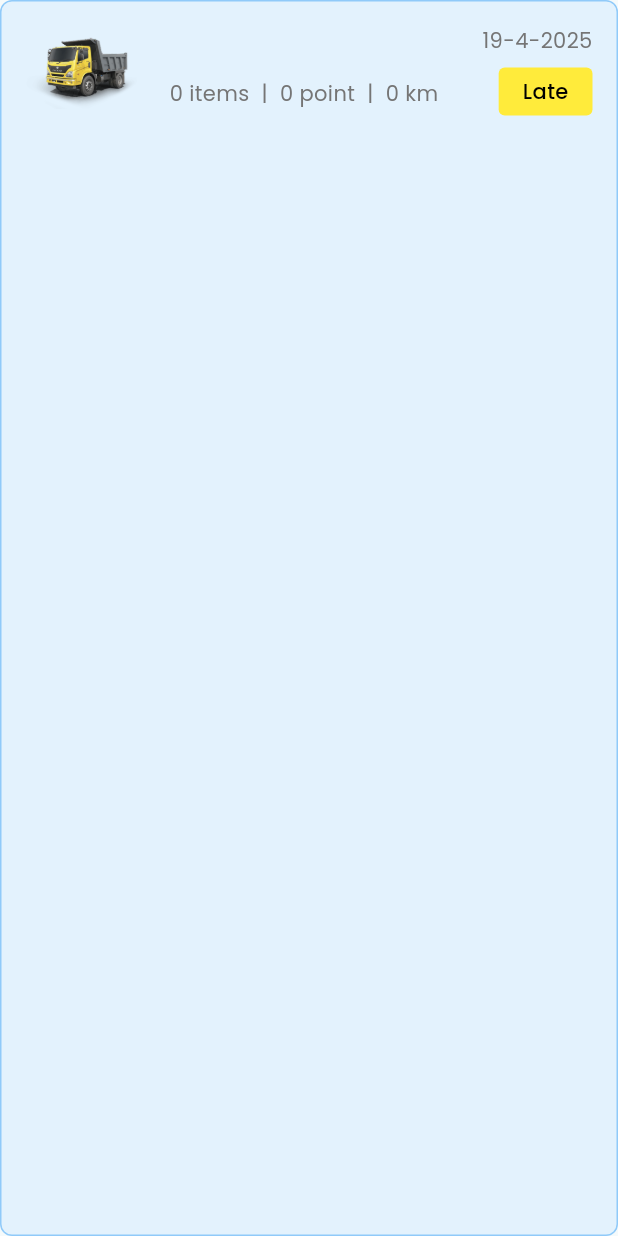
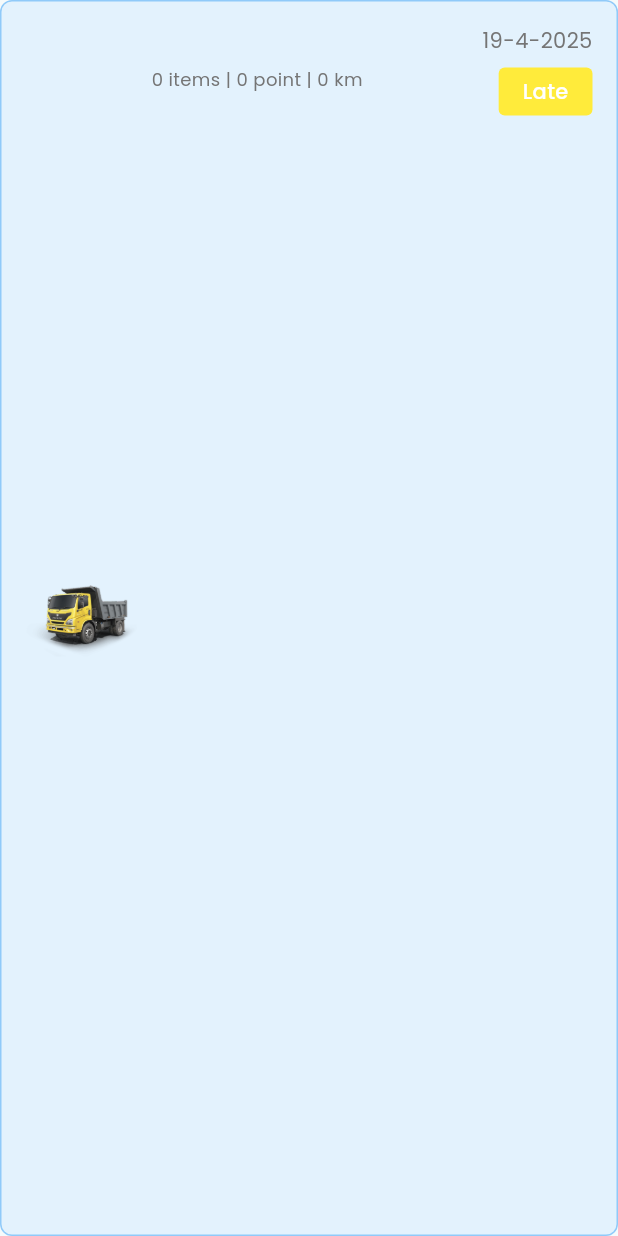
Before and after one commit to Project-Captone-2-VMS/VMS-repo-App, a Flutter app: the TripItem widget shown alone on an empty page, opened directly with empty values, on a phone screen of 412 x 824 dp. Run offline on Flutter 3.47's test engine with Material 3 defaults, Android fonts, the phone set to English and light mode, and no system bars; our stand-ins replace bloc, cloud_firestore, dio, equatable, firebase_core, fl_chart and 11 more; accounts and stored records are empty; generated files the repository leaves out were written again; network calls fail.

```diff
--- a/vms_app/lib/di/injection_container.dart
+++ b/vms_app/lib/di/injection_container.dart
@@ -2,9 +2,7 @@
 import 'package:flutter/material.dart';
 import 'package:get_it/get_it.dart';
 import 'package:vms_app/constant/constants.dart';
-import 'package:vms_app/features/auth/data/datasources/remote/auth_remote_datasource.dart';
-import 'package:vms_app/features/auth/data/repositories/auth_repository.dart';
-import 'package:vms_app/features/auth/presentation/cubit/auth_cubit.dart';
+import 'package:vms_app/features/auth/auth.dart';
 
 final GetIt sl = GetIt.instance;
 
--- /dev/null
+++ b/vms_app/lib/features/auth/auth.dart
@@ -0,0 +1,5 @@
+export 'package:vms_app/features/auth/data/datasources/remote/auth_remote_datasource.dart';
+export 'package:vms_app/features/auth/data/models/auth_model.dart';
+export 'package:vms_app/features/auth/data/repositories/auth_repository.dart';
+export 'package:vms_app/features/auth/presentation/cubit/auth_cubit.dart';
+export 'package:vms_app/features/auth/presentation/ui/screens/signin/sign_in_screen.dart';
--- a/vms_app/lib/features/auth/data/datasources/remote/auth_remote_datasource.dart
+++ b/vms_app/lib/features/auth/data/datasources/remote/auth_remote_datasource.dart
@@ -9,7 +9,5 @@
   factory AuthDatasource(Dio dio, {String baseUrl}) = _AuthDatasource;
 
   @POST('/auth/token')
-  Future<AuthResponse> getTokenAndLogin(
-    @Body() Map<String, dynamic> data
-  );
+  Future<AuthResponse> getTokenAndLogin(@Body() Map<String, dynamic> data);
 }
--- a/vms_app/lib/features/history/presentation/ui/widgets/trip_item.dart
+++ b/vms_app/lib/features/history/presentation/ui/widgets/trip_item.dart
@@ -17,48 +17,30 @@
         borderRadius: BorderRadius.circular(8),
         color: Colors.blue.shade50,
       ),
-      child: Column(
-        children: [
-          Padding(
+      child: Padding(
         padding: const EdgeInsets.all(16.0),
         child: Row(
           mainAxisAlignment: MainAxisAlignment.spaceBetween,
           children: [
             Row(
               children: [
-                    Image.asset(
-                      'assets/images/truck.png',
-                      width: 80,
-                      height: 60,
-                    ),
-                    const SizedBox(width: 16),
+                Image.asset('assets/images/truck.png', width: 80, height: 60),
+                const SizedBox(width: 4),
                 Column(
                   crossAxisAlignment: CrossAxisAlignment.start,
-                      children: [
-                        Row(
                   children: [
                     Text(
                       trip.route,
                       style: const TextStyle(
-                                fontSize: 18,
+                        fontSize: 16,
                         fontWeight: FontWeight.bold,
                       ),
                     ),
-                            if (trip.status == TripStatus.completed)
-                              Text(
-                                ' (${DateFormat('d-M-yyyy').format(trip.date)})',
-                                style: TextStyle(
-                                  fontSize: 14,
-                                  color: Colors.grey.shade600,
-                                ),
-                              ),
-                          ],
-                        ),
                     const SizedBox(height: 4),
                     Text(
-                          '${trip.items} items  |  ${trip.points} point  |  ${trip.distance} km',
+                      '${trip.items} items | ${trip.points} point | ${trip.distance} km',
                       style: TextStyle(
-                            fontSize: 14,
+                        fontSize: 12,
                         color: Colors.grey.shade600,
                       ),
                     ),
@@ -69,13 +51,9 @@
             Column(
               crossAxisAlignment: CrossAxisAlignment.end,
               children: [
-                    if (trip.status == TripStatus.late)
                 Text(
                   dateFormat.format(trip.date),
-                        style: TextStyle(
-                          fontSize: 14,
-                          color: Colors.grey.shade600,
-                        ),
+                  style: TextStyle(fontSize: 14, color: Colors.grey.shade600),
                 ),
                 const SizedBox(height: 8),
                 _buildStatusButton(trip.status),
@@ -83,8 +61,6 @@
             ),
           ],
         ),
-          ),
-        ],
       ),
     );
   }
@@ -100,7 +76,7 @@
           ),
           child: const Text(
             'Late',
-            style: TextStyle(color: Colors.black, fontWeight: FontWeight.w500),
+            style: TextStyle(color: Colors.white, fontWeight: FontWeight.w500),
           ),
         );
       case TripStatus.completed:
@@ -111,12 +87,10 @@
             borderRadius: BorderRadius.circular(4),
           ),
           child: const Text(
-            'Complete',
+            'Done',
             style: TextStyle(color: Colors.white, fontWeight: FontWeight.w500),
           ),
         );
-      default:
-        return const SizedBox();
     }
   }
 }
```
Also changed, not shown: vms_app/lib/features/auth/data/models/auth_model.dart (+2 -6 lines), vms_app/lib/features/auth/presentation/cubit/auth_cubit.dart (+4 -4 lines), vms_app/lib/features/auth/presentation/cubit/auth_cubit.freezed.dart. Lines whose indentation alone changed are shown as unchanged.
